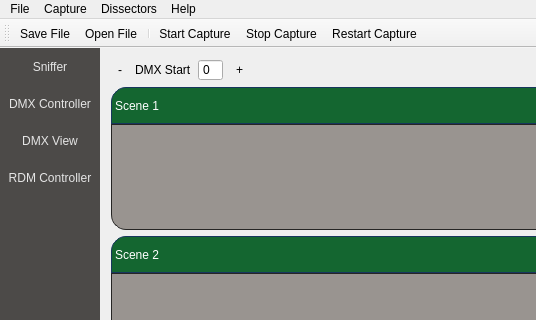
The window that ui/mainwindow.ui (ETCLabs/ETCDmxTool) describes before a commit, drawn with Qt 5; both pictures show x 0 to 536 and y 0 to 320 of the 1067 by 840 pixel window.
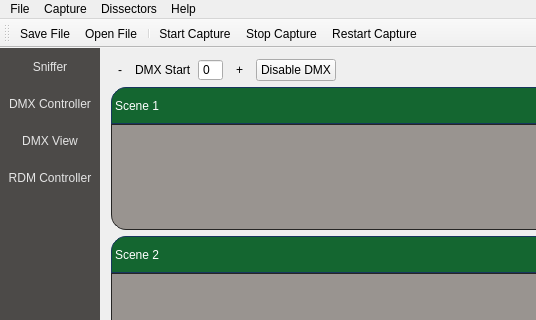
The same window after the commit. The open tabs and pages were chosen to show the change. Icons and pictures are not drawn. Custom widgets are drawn as their Qt base class.

The edit to the form file:
```diff
--- a/ui/mainwindow.ui
+++ b/ui/mainwindow.ui
@@ -461,6 +461,19 @@
             </property>
            </widget>
           </item>
+          <item>
+           <widget class="QPushButton" name="btnToggleDmx">
+            <property name="text">
+             <string>Disable DMX</string>
+            </property>
+            <property name="checkable">
+             <bool>true</bool>
+            </property>
+            <property name="checked">
+             <bool>false</bool>
+            </property>
+           </widget>
+          </item>
           <item>
            <spacer name="horizontalSpacer_3">
             <property name="orientation">
```
Left out of the diff: 2 changed lines with no effect on the pictures.
